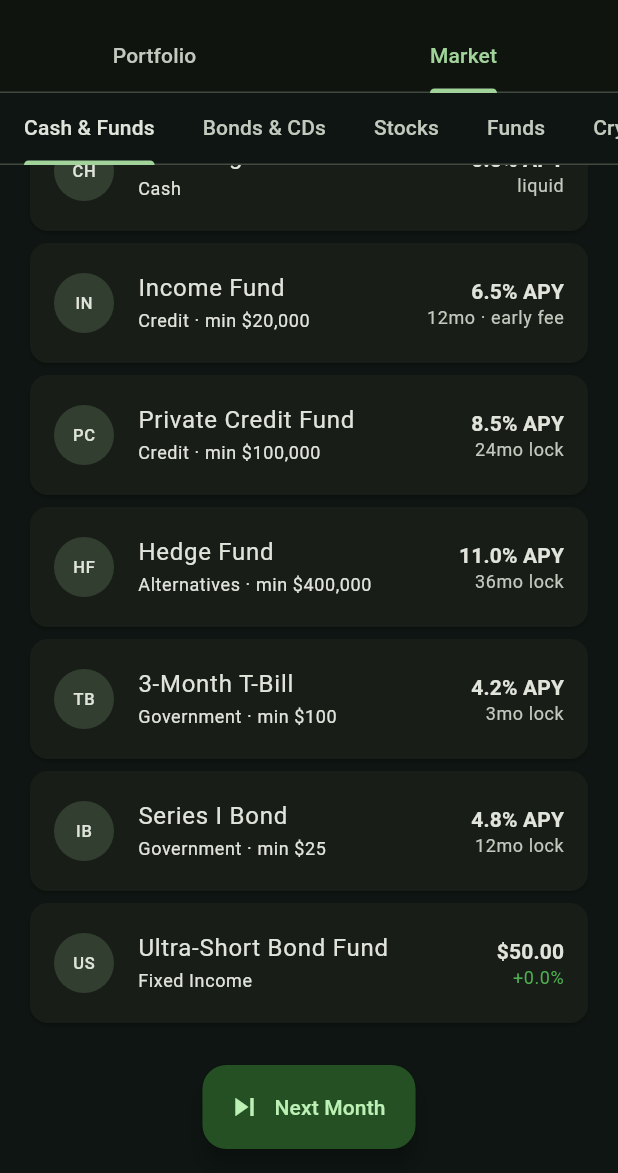
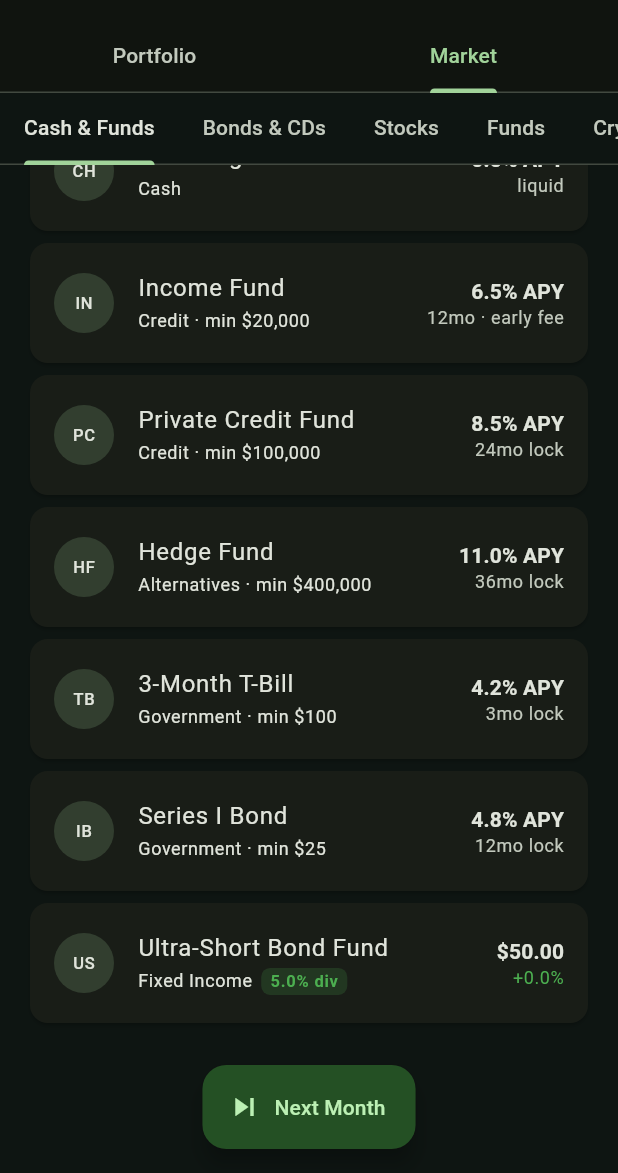
Before and after one commit to Armandoxh/Territorygame, a Flutter app: the InvestApp screen opened directly with empty values, tab 2 chosen, scrolled down 268 dp, on a phone screen of 412 x 824 dp, the part 63-1236 px from its top. Run offline on Flutter 3.47's test engine with Material 3 defaults, Android fonts, the phone set to English and light mode, and no system bars.

Commit message:
Flag dividend/coupon payers in the market list (build 31)
The browse list gave no at-a-glance signal of which investments pay you
cash. Added a green income pill to each paying row: '3.5% div' for stocks
and ETFs, '4.2% coupon' for bonds; crypto/growth names show nothing.

```diff
--- a/dev_log/6-5-2026.txt
+++ b/dev_log/6-5-2026.txt
@@ -34,3 +34,9 @@ the user's "breakdown + events now, tiers later" choice); Events lists outings (
 meetup → charity gala, $100-$750) you can attend once per month — attendLifeEvent() deducts
 cash and drops a targeted tip into The Daily Ledger via NewsEngine.insiderTip(), with
 pricier rooms = higher reliability. attendedEventThisMonth resets each advanceDay.
+build 31 (v0.19.1) — Surface dividends (note 1 of a 6-item batch, done 1-by-1). The market
+browse list gave no at-a-glance signal of which assets pay you cash. Added a green income
+pill to each paying row in market_tab (_Subtitle): "3.5% div" for stocks/ETFs with a
+dividendYield, "4.2% coupon" for bonds. Crypto/growth names show nothing. The detail
+screen already listed Dividend yield/Coupon in Key stats, so this just closes the
+browse-list gap. No engine change.
--- a/wealthquest/lib/ui/market_tab.dart
+++ b/wealthquest/lib/ui/market_tab.dart
@@ -118,15 +118,7 @@ class _AssetRow extends StatelessWidget {
           ),
         ),
         title: Text(def.name),
-        subtitle: Text(
-          () {
-            final base = def.sector.isNotEmpty ? def.sector : def.kind.label;
-            return def.minInvestment > 0
-                ? '$base · min ${moneyWhole(def.minInvestment)}'
-                : base;
-          }(),
-          style: theme.textTheme.bodySmall,
-        ),
+        subtitle: _Subtitle(def: def),
         trailing: Column(
           mainAxisSize: MainAxisSize.min,
           crossAxisAlignment: CrossAxisAlignment.end,
@@ -143,3 +135,47 @@ class _AssetRow extends StatelessWidget {
     );
   }
 }
+
+/// Row subtitle: sector/type + minimum, plus a green income pill flagging
+/// assets that pay you cash (stock/ETF dividends or a bond coupon).
+class _Subtitle extends StatelessWidget {
+  const _Subtitle({required this.def});
+
+  final AssetDef def;
+
+  @override
+  Widget build(BuildContext context) {
+    final theme = Theme.of(context);
+    final base = def.sector.isNotEmpty ? def.sector : def.kind.label;
+    final text =
+        def.minInvestment > 0 ? '$base · min ${moneyWhole(def.minInvestment)}' : base;
+
+    // Bonds pay a coupon; stocks/ETFs may pay a dividend; crypto pays nothing.
+    final isCoupon = def.kind == AssetKind.bond;
+    final yield = isCoupon ? def.incomeYield : def.dividendYield;
+
+    return Row(
+      children: [
+        Flexible(
+          child: Text(text,
+              style: theme.textTheme.bodySmall, overflow: TextOverflow.ellipsis),
+        ),
+        if (yield > 0) ...[
+          const SizedBox(width: 6),
+          Container(
+            padding: const EdgeInsets.symmetric(horizontal: 6, vertical: 1),
+            decoration: BoxDecoration(
+              color: kGain.withOpacity(0.18),
+              borderRadius: BorderRadius.circular(6),
+            ),
+            child: Text(
+              '${pct(yield)} ${isCoupon ? 'coupon' : 'div'}',
+              style: theme.textTheme.labelSmall
+                  ?.copyWith(color: kGain, fontWeight: FontWeight.w700),
+            ),
+          ),
+        ],
+      ],
+    );
+  }
+}
--- a/wealthquest/lib/version.dart
+++ b/wealthquest/lib/version.dart
@@ -4,7 +4,7 @@
 /// notable features) — see wealthquest/CLAUDE.md. The badge pinned at the top
 /// of the home header shows this, so you can instantly confirm the live page is
 /// the latest build (and not a stale cache).
-const String kAppVersion = '0.19.0';
-const int kBuildNumber = 30;
+const String kAppVersion = '0.19.1';
+const int kBuildNumber = 31;
 
 String get appVersionLabel => 'v$kAppVersion · build $kBuildNumber';
--- a/wealthquest/pubspec.yaml
+++ b/wealthquest/pubspec.yaml
@@ -1,7 +1,7 @@
 name: wealthquest
 description: "A mobile life-sim / stock-market game. Start at 18 with a day job; each Next Month advances a month — watch your investments perform."
 publish_to: "none"
-version: 0.19.0+30
+version: 0.19.1+31
 
 environment:
   sdk: ">=3.4.0 <4.0.0"
```
Also changed, not shown: 1 other file.
